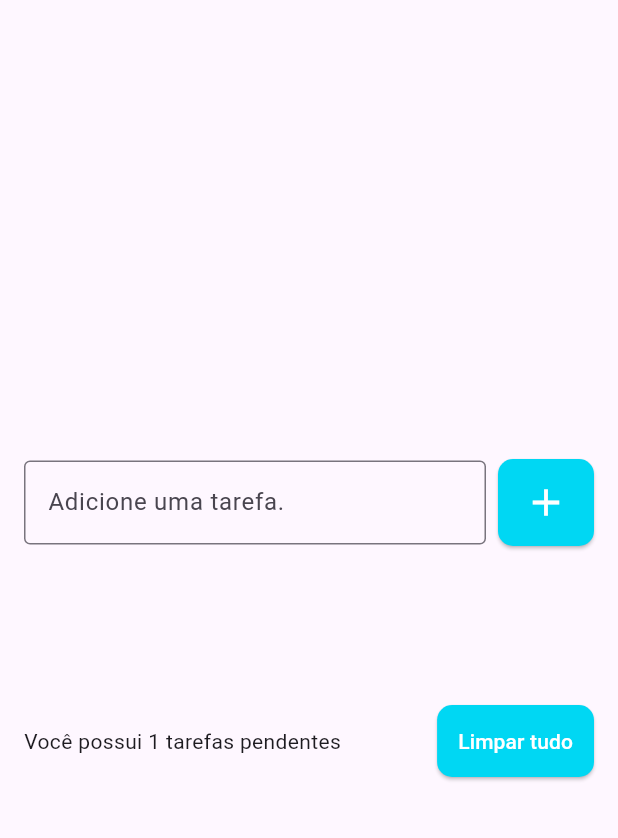
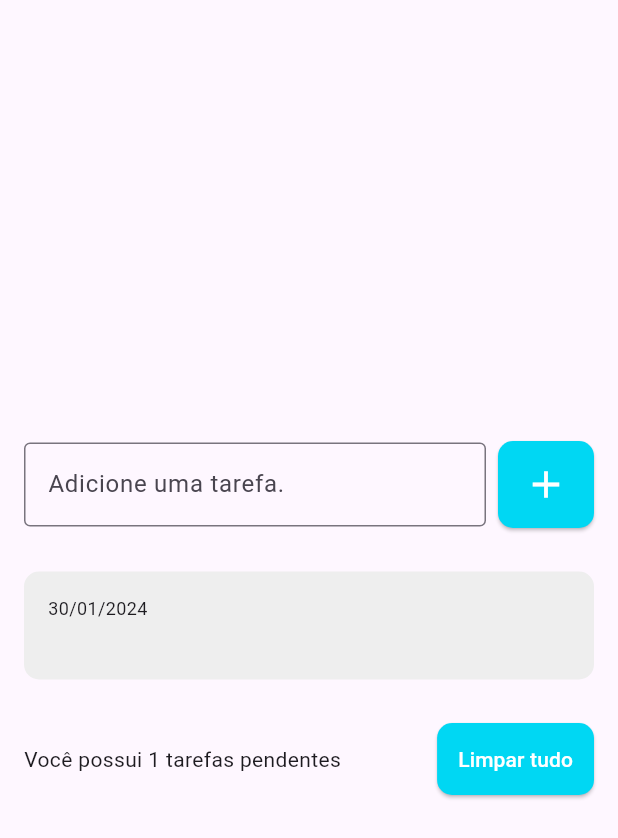
Before and after one commit to William-Schwarz/Lista-de-Tarefas, a Flutter app: the screen it shows after launch, after a tap on the "add" icon, on a phone screen of 412 x 824 dp. Shown: the top 838 px of the screen. Run offline on Flutter 3.47's test engine with Material 3 defaults, Android fonts, the phone set to English and light mode, and no system bars.

Commit message:
list view

```diff
--- a/lista_tarefas/lib/pages/lista_tarefas_page.dart
+++ b/lista_tarefas/lib/pages/lista_tarefas_page.dart
@@ -1,4 +1,5 @@
 import 'package:flutter/material.dart';
+import 'package:lista_tarefas/widgets/todo_list_item.dart';
 
 class ListaTarefasPage extends StatefulWidget {
   const ListaTarefasPage({Key? key}) : super(key: key);
@@ -14,10 +15,11 @@ class _ListaTarefasPageState extends State<ListaTarefasPage> {
 
   @override
   Widget build(BuildContext context) {
-    return Scaffold(
+    return SafeArea(
+      child: Scaffold(
         body: Center(
           child: Padding(
-          padding: const EdgeInsets.symmetric(horizontal: 16),
+            padding: const EdgeInsets.all(16),
             child: Column(
               mainAxisSize: MainAxisSize.min,
               children: [
@@ -65,17 +67,14 @@ class _ListaTarefasPageState extends State<ListaTarefasPage> {
                   height: 25,
                 ),
                 Flexible(
-                child: ListView.builder(
+                  child: ListView(
                     shrinkWrap: true,
-                  itemCount: todos.length,
-                  itemBuilder: (BuildContext context, int index) {
-                    return ListTile(
-                      title: Text(todos[index]),
-                      onTap: () {
-                        print('Tarefa: ${todos[index]}');
-                      },
-                    );
-                  },
+                    children: [
+                      for (String todo in todos)
+                        TodoListItem(
+                          title: todo,
+                        ),
+                    ],
                   ),
                 ),
                 const SizedBox(
@@ -115,6 +114,7 @@ class _ListaTarefasPageState extends State<ListaTarefasPage> {
             ),
           ),
         ),
+      ),
     );
   }
 }
--- /dev/null
+++ b/lista_tarefas/lib/widgets/todo_list_item.dart
@@ -0,0 +1,37 @@
+import 'package:flutter/material.dart';
+
+class TodoListItem extends StatelessWidget {
+  const TodoListItem({Key? key, required this.title}) : super(key: key);
+
+  final String title;
+
+  @override
+  Widget build(BuildContext context) {
+    return Container(
+      decoration: BoxDecoration(
+        borderRadius: BorderRadius.circular(10),
+        color: Colors.grey[200],
+      ),
+      margin: const EdgeInsets.symmetric(vertical: 4),
+      padding: const EdgeInsets.all(16),
+      child: Column(
+        crossAxisAlignment: CrossAxisAlignment.start,
+        children: [
+          const Text(
+            '30/01/2024',
+            style: TextStyle(
+              fontSize: 12,
+            ),
+          ),
+          Text(
+            title,
+            style: const TextStyle(
+              fontSize: 16,
+              fontWeight: FontWeight.w600,
+            ),
+          ),
+        ],
+      ),
+    );
+  }
+}
```
Lines whose indentation alone changed are shown as unchanged.
